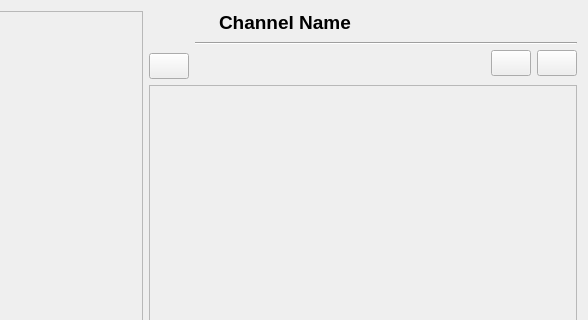
First picture: the form in retroshare-gui/src/gui/ChannelFeed.ui, repository RetroShare/RetroShare, before the edit; both pictures show x 88 to 676 and y 0 to 320 of the 676 by 476 pixel window.
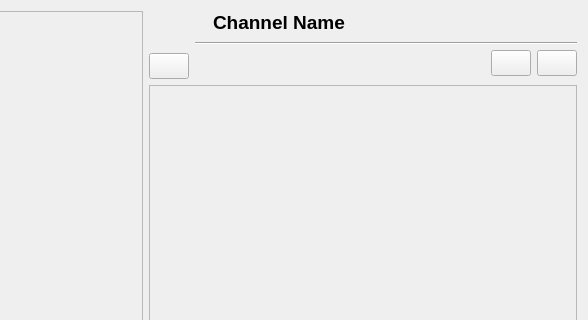
Second picture: the form after the edit. Icons and pictures are not drawn.

Commit message: added background color for labels

The edit to the form file:
```diff
--- a/retroshare-gui/src/gui/ChannelFeed.ui
+++ b/retroshare-gui/src/gui/ChannelFeed.ui
@@ -70,6 +70,9 @@
     <layout class="QGridLayout" name="gridLayout_3">
      <item row="0" column="0">
       <layout class="QGridLayout" name="gridLayout">
+       <property name="spacing">
+        <number>0</number>
+       </property>
        <item row="0" column="0">
         <widget class="QLabel" name="iconLabel">
          <property name="minimumSize">
@@ -100,6 +103,10 @@
            <bold>true</bold>
           </font>
          </property>
+         <property name="styleSheet">
+          <string notr="true"> background-color: qlineargradient(x1:0, y1:0, x2:0, y2:1,
+                                       stop:0 #F2F2F2, stop:1 #E6E6E6);</string>
+         </property>
          <property name="text">
           <string>&lt;!DOCTYPE HTML PUBLIC &quot;-//W3C//DTD HTML 4.0//EN&quot; &quot;http://www.w3.org/TR/REC-html40/strict.dtd&quot;&gt;
 &lt;html&gt;&lt;head&gt;&lt;meta name=&quot;qrichtext&quot; content=&quot;1&quot; /&gt;&lt;style type=&quot;text/css&quot;&gt;
```
Left out of the diff: 4 changed lines with no effect on the pictures.
